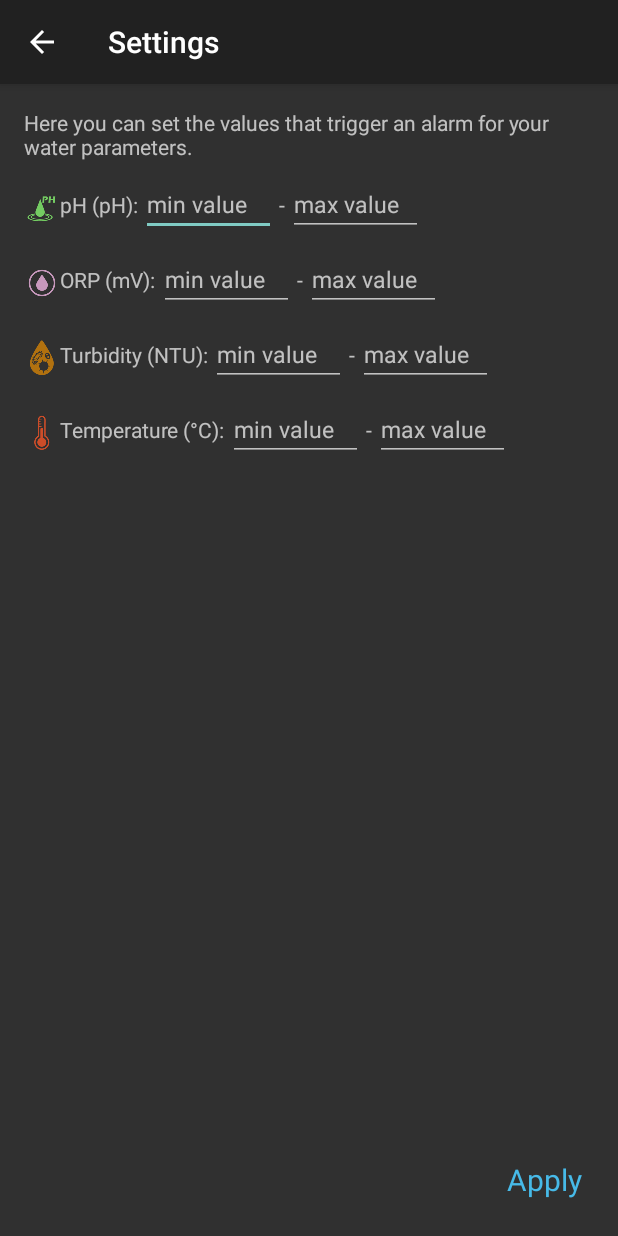
After one commit to AndresRCA/Water-Monitoring-App, an Android app: the Settings screen opened directly, with no data from a screen before it, on a phone screen of 412 x 824 dp. The commit adds this screen. Run offline under Robolectric (Android 15) with nearby library versions, the phone set to English and light mode, and no system bars.

Commit message:
add initial settings activity

```diff
--- a/app/src/main/java/com/example/watermonitoring/MainActivity.java
+++ b/app/src/main/java/com/example/watermonitoring/MainActivity.java
@@ -80,13 +80,18 @@ public class MainActivity extends AppCompatActivity implements NavigationView.On
             case R.id.nav_water_info:
                 getSupportFragmentManager().beginTransaction().replace(R.id.fragment_container, new InfoFragment()).commit();
                 break;
+            case R.id.settings:
+                Intent settingsIntent = new Intent(this, Settings.class);
+                startActivityForResult(settingsIntent, 0);
+                break;
             case R.id.sign_out:
                 SharedPreferences sharedPreferences = getSharedPreferences("user_data", MODE_PRIVATE);
                 SharedPreferences.Editor editor = sharedPreferences.edit();
                 editor.clear(); // clear all user data
                 editor.apply();
-                Intent intent = new Intent(this, LoginActivity.class);
-                startActivity(intent);
+                Intent signOutIntent = new Intent(this, LoginActivity.class);
+                startActivity(signOutIntent);
+                break;
         }
 
         drawer.closeDrawer(GravityCompat.START);
--- /dev/null
+++ b/app/src/main/java/com/example/watermonitoring/Settings.java
@@ -0,0 +1,14 @@
+package com.example.watermonitoring;
+
+import androidx.appcompat.app.AppCompatActivity;
+
+import android.os.Bundle;
+
+public class Settings extends AppCompatActivity {
+
+    @Override
+    protected void onCreate(Bundle savedInstanceState) {
+        super.onCreate(savedInstanceState);
+        setContentView(R.layout.activity_settings);
+    }
+}
--- /dev/null
+++ b/app/src/main/res/layout/activity_settings.xml
@@ -0,0 +1,235 @@
+<?xml version="1.0" encoding="utf-8"?>
+<androidx.constraintlayout.widget.ConstraintLayout xmlns:android="http://schemas.android.com/apk/res/android"
+    xmlns:app="http://schemas.android.com/apk/res-auto"
+    xmlns:tools="http://schemas.android.com/tools"
+    android:layout_width="match_parent"
+    android:layout_height="match_parent"
+    android:paddingLeft="@dimen/activity_horizontal_margin"
+    android:paddingTop="@dimen/activity_vertical_margin"
+    android:paddingRight="@dimen/activity_horizontal_margin"
+    android:paddingBottom="@dimen/activity_vertical_margin"
+    tools:context=".Settings">
+
+    <androidx.appcompat.widget.LinearLayoutCompat
+        android:id="@+id/linearLayoutCompat"
+        android:layout_width="match_parent"
+        android:layout_height="wrap_content"
+        android:orientation="vertical"
+        app:layout_constraintTop_toTopOf="parent"
+        tools:layout_editor_absoluteX="16dp">
+
+        <TextView
+            android:id="@+id/textView6"
+            android:layout_width="match_parent"
+            android:layout_height="wrap_content"
+            android:text="Here you can set the values that trigger an alarm for your water parameters." />
+
+        <androidx.constraintlayout.widget.ConstraintLayout
+            android:layout_width="match_parent"
+            android:layout_height="wrap_content">
+
+            <TextView
+                android:id="@+id/ph_par"
+                android:layout_width="wrap_content"
+                android:layout_height="wrap_content"
+                android:drawableStart="@drawable/ph"
+                android:text="pH (pH):"
+                app:layout_constraintBaseline_toBaselineOf="@+id/ph_min"
+                app:layout_constraintStart_toStartOf="parent" />
+
+            <EditText
+                android:id="@+id/ph_min"
+                android:layout_width="wrap_content"
+                android:layout_height="wrap_content"
+                android:layout_marginStart="2dp"
+                android:layout_marginTop="8dp"
+                android:ems="5"
+                android:textSize="15dp"
+                android:hint="min value"
+                android:inputType="numberDecimal"
+                app:layout_constraintStart_toEndOf="@+id/ph_par"
+                app:layout_constraintTop_toTopOf="parent" />
+
+            <TextView
+                android:id="@+id/textView8"
+                android:layout_width="wrap_content"
+                android:layout_height="wrap_content"
+                android:layout_marginStart="2dp"
+                android:text="-"
+                app:layout_constraintBaseline_toBaselineOf="@+id/ph_min"
+                app:layout_constraintStart_toEndOf="@+id/ph_min" />
+
+            <EditText
+                android:id="@+id/ph_max"
+                android:layout_width="wrap_content"
+                android:layout_height="wrap_content"
+                android:layout_marginStart="2dp"
+                android:ems="5"
+                android:textSize="15dp"
+                android:hint="max value"
+                android:inputType="numberDecimal"
+                app:layout_constraintBaseline_toBaselineOf="@+id/textView8"
+                app:layout_constraintStart_toEndOf="@+id/textView8" />
+        </androidx.constraintlayout.widget.ConstraintLayout>
+
+        <androidx.constraintlayout.widget.ConstraintLayout
+            android:layout_width="match_parent"
+            android:layout_height="wrap_content">
+
+            <TextView
+                android:id="@+id/orp_par"
+                android:layout_width="wrap_content"
+                android:layout_height="wrap_content"
+                android:drawableStart="@drawable/orp"
+                android:text="ORP (mV):"
+                app:layout_constraintBaseline_toBaselineOf="@+id/orp_min"
+                app:layout_constraintStart_toStartOf="parent" />
+
+            <EditText
+                android:id="@+id/orp_min"
+                android:layout_width="wrap_content"
+                android:layout_height="wrap_content"
+                android:layout_marginStart="2dp"
+                android:layout_marginTop="8dp"
+                android:ems="5"
+                android:textSize="15dp"
+                android:hint="min value"
+                android:inputType="number"
+                app:layout_constraintStart_toEndOf="@+id/orp_par"
+                app:layout_constraintTop_toTopOf="parent" />
+
+            <TextView
+                android:id="@+id/textView9"
+                android:layout_width="wrap_content"
+                android:layout_height="wrap_content"
+                android:layout_marginStart="2dp"
+                android:text="-"
+                app:layout_constraintBaseline_toBaselineOf="@+id/orp_min"
+                app:layout_constraintStart_toEndOf="@+id/orp_min" />
+
+            <EditText
+                android:id="@+id/orp_max"
+                android:layout_width="wrap_content"
+                android:layout_height="wrap_content"
+                android:layout_marginStart="2dp"
+                android:ems="5"
+                android:textSize="15dp"
+                android:hint="max value"
+                android:inputType="numberDecimal"
+                app:layout_constraintBaseline_toBaselineOf="@+id/textView9"
+                app:layout_constraintStart_toEndOf="@+id/textView9" />
+        </androidx.constraintlayout.widget.ConstraintLayout>
+
+        <androidx.constraintlayout.widget.ConstraintLayout
+            android:layout_width="match_parent"
+            android:layout_height="wrap_content">
+
+            <TextView
+                android:id="@+id/turbidity_par"
+                android:layout_width="wrap_content"
+                android:layout_height="wrap_content"
+                android:drawableStart="@drawable/turbidity"
+                android:text="Turbidity (NTU):"
+                app:layout_constraintBaseline_toBaselineOf="@+id/turbidity_min"
+                app:layout_constraintStart_toStartOf="parent" />
+
+            <EditText
+                android:id="@+id/turbidity_min"
+                android:layout_width="wrap_content"
+                android:layout_height="wrap_content"
+                android:layout_marginStart="2dp"
+                android:layout_marginTop="8dp"
+                android:ems="5"
+                android:textSize="15dp"
+                android:hint="min value"
+                android:inputType="numberDecimal"
+                app:layout_constraintStart_toEndOf="@+id/turbidity_par"
+                app:layout_constraintTop_toTopOf="parent" />
+
+            <TextView
+                android:id="@+id/textView10"
+                android:layout_width="wrap_content"
+                android:layout_height="wrap_content"
+                android:layout_marginStart="2dp"
+                android:text="-"
+                app:layout_constraintBaseline_toBaselineOf="@+id/turbidity_min"
+                app:layout_constraintStart_toEndOf="@+id/turbidity_min" />
+
+            <EditText
+                android:id="@+id/turbidity_max"
+                android:layout_width="wrap_content"
+                android:layout_height="wrap_content"
+                android:layout_marginStart="2dp"
+                android:ems="5"
+                android:textSize="15dp"
+                android:hint="max value"
+                android:inputType="numberDecimal"
+                app:layout_constraintBaseline_toBaselineOf="@+id/textView10"
+                app:layout_constraintStart_toEndOf="@+id/textView10" />
+        </androidx.constraintlayout.widget.ConstraintLayout>
+
+        <androidx.constraintlayout.widget.ConstraintLayout
+            android:layout_width="match_parent"
+            android:layout_height="wrap_content">
+
+            <TextView
+                android:id="@+id/temperature_par"
+                android:layout_width="wrap_content"
+                android:layout_height="wrap_content"
+                android:drawableStart="@drawable/temperature"
+                android:text="Temperature (°C):"
+                app:layout_constraintBaseline_toBaselineOf="@+id/temperature_min"
+                app:layout_constraintStart_toStartOf="parent" />
+
+            <EditText
+                android:id="@+id/temperature_min"
+                android:layout_width="wrap_content"
+                android:layout_height="wrap_content"
+                android:layout_marginStart="2dp"
+                android:layout_marginTop="8dp"
+                android:ems="5"
+                android:textSize="15dp"
+                android:hint="min value"
+                android:inputType="numberDecimal"
+                app:layout_constraintStart_toEndOf="@+id/temperature_par"
+                app:layout_constraintTop_toTopOf="parent" />
+
+            <TextView
+                android:id="@+id/textView11"
+                android:layout_width="wrap_content"
+                android:layout_height="wrap_content"
+                android:layout_marginStart="2dp"
+                android:text="-"
+                app:layout_constraintBaseline_toBaselineOf="@+id/temperature_min"
+                app:layout_constraintStart_toEndOf="@+id/temperature_min" />
+
+            <EditText
+                android:id="@+id/temperature_max"
+                android:layout_width="wrap_content"
+                android:layout_height="wrap_content"
+                android:layout_marginStart="2dp"
+                android:ems="5"
+                android:textSize="15dp"
+                android:hint="max value"
+                android:inputType="numberDecimal"
+                app:layout_constraintBaseline_toBaselineOf="@+id/textView11"
+                app:layout_constraintStart_toEndOf="@+id/textView11" />
+
+        </androidx.constraintlayout.widget.ConstraintLayout>
+
+    </androidx.appcompat.widget.LinearLayoutCompat>
+
+    <TextView
+        android:id="@+id/textView12"
+        android:layout_width="wrap_content"
+        android:layout_height="wrap_content"
+        android:layout_marginEnd="8dp"
+        android:layout_marginBottom="8dp"
+        android:textSize="20dp"
+        android:textColor="#47bae8"
+        android:text="Apply"
+        app:layout_constraintBottom_toBottomOf="parent"
+        app:layout_constraintEnd_toEndOf="parent" />
+
+
+</androidx.constraintlayout.widget.ConstraintLayout>
--- a/app/src/main/res/menu/main_menu.xml
+++ b/app/src/main/res/menu/main_menu.xml
@@ -9,6 +9,9 @@
             android:id="@+id/nav_water_info"
             android:title="Water parameter info" />
         <item
+            android:id="@+id/settings"
+            android:title="Settings" />
+        <item
             android:id="@+id/sign_out"
             android:title="Sign out" />
     </group>
```
Also changed, not shown: app/src/main/AndroidManifest.xml (+9 -4 lines).
